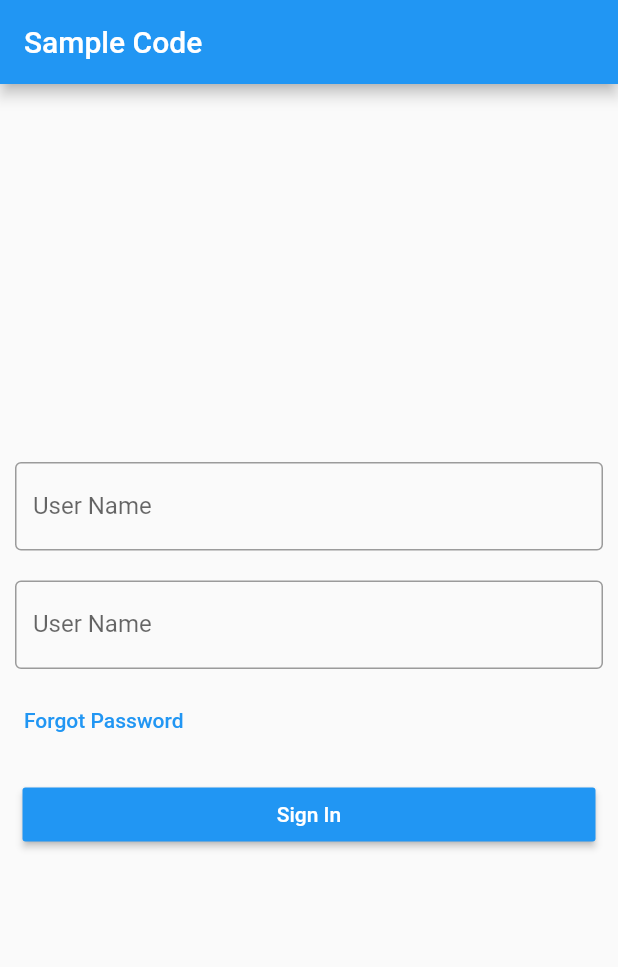
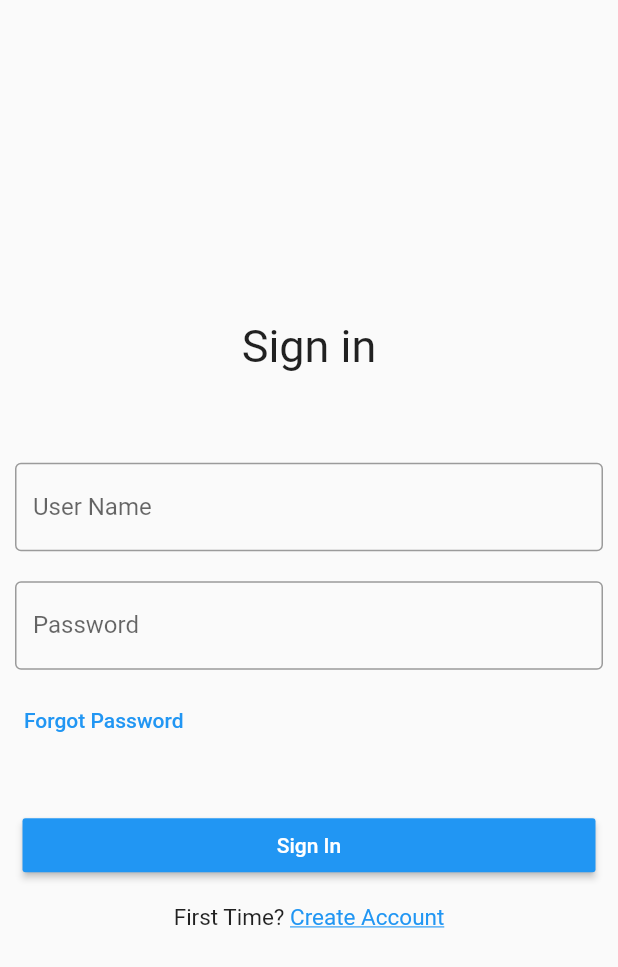
Before and after one commit to loveleenkaurnancy/flutter_app, a Flutter app: the screen it shows after launch, on a phone screen of 412 x 824 dp. Shown: the top 967 px of the screen. Run offline on Flutter 3.47's test engine with Material 2 defaults, Android fonts, the phone set to English and light mode, and no system bars.

Commit message:
Login Screen-IV

```diff
--- a/lib/main.dart
+++ b/lib/main.dart
@@ -20,14 +20,18 @@ class _State extends State<MyApp> {
     int _count = 0;
 
     return Scaffold(
-      appBar: AppBar(
-        title: const Text('Sample Code'),
-      ),
-      body: Center(
+      body:Center(
         child: Column(
           mainAxisAlignment: MainAxisAlignment.center,
           mainAxisSize: MainAxisSize.min,
           children: <Widget>[
+            Container(
+                alignment: Alignment.center,
+                padding: EdgeInsets.fromLTRB(10, 10, 10, 50),
+                child: Text(
+                  'Sign in',
+                  style: TextStyle(fontSize: 30),
+                )),
             Container(
               padding: EdgeInsets.all(10),
               child: TextField(
@@ -41,10 +45,11 @@ class _State extends State<MyApp> {
             Container(
               padding: EdgeInsets.all(10),
               child: TextField(
-                controller: nameController,
+                obscureText: true,
+                controller: passwordController,
                 decoration: InputDecoration(
                   border: OutlineInputBorder(),
-                  labelText: 'User Name',
+                  labelText: 'Password',
                 ),
               ),
             ),
@@ -59,7 +64,7 @@ class _State extends State<MyApp> {
             ),
             Container(
               width: 5.0,
-              height: 0,
+              height: 20.0,
             ),
             Padding(
               padding: EdgeInsets.all(15),
@@ -70,6 +75,24 @@ class _State extends State<MyApp> {
                 child: Text('Sign In'),
                 onPressed: (){},
               ),),
+            Align(alignment: Alignment.topLeft,
+                child: Row(
+                  children: <Widget>[
+                    Text('First Time? ',
+                      style: TextStyle(
+                        color: Colors.black87,
+                          fontSize: 15.0),
+                    ),
+                    Text(
+                      'Create Account',
+                      style: TextStyle(
+                          fontSize: 15.0,
+                          color: Colors.blue,
+                          decoration: TextDecoration.underline),
+                    ),
+                  ],
+                  mainAxisAlignment: MainAxisAlignment.center,
+                ))
           ],
         ),
       ),
```
